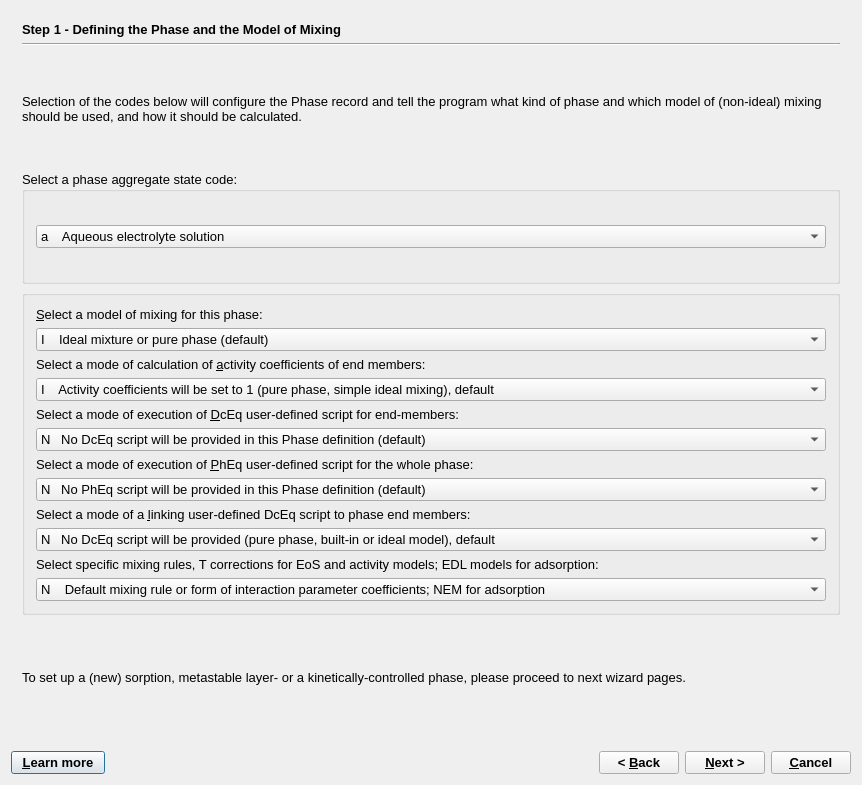
This is GUI/Dialogs4/PhaseWizard4.ui in gemshub/GEMSGUI as Qt 5 draws it before an edit. The edited form follows.
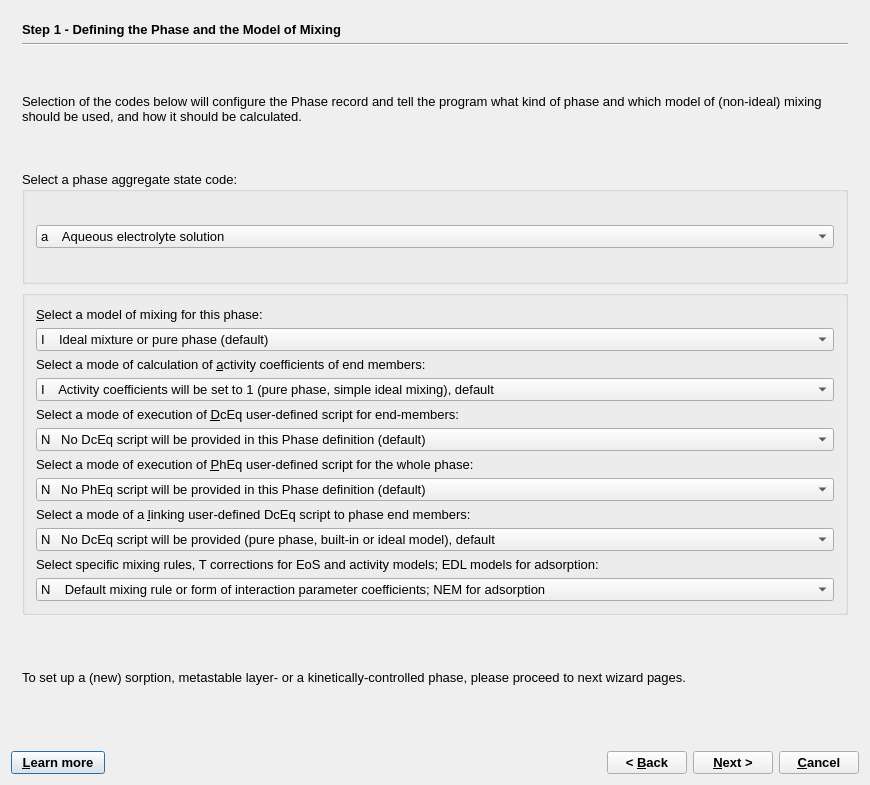
This is the edited form.

What changed in the file:
```diff
--- a/GUI/Dialogs4/PhaseWizard4.ui
+++ b/GUI/Dialogs4/PhaseWizard4.ui
@@ -9,7 +9,7 @@
    <rect>
     <x>0</x>
     <y>0</y>
-    <width>862</width>
+    <width>870</width>
     <height>785</height>
    </rect>
   </property>
```
Left out of the diff: 10 changed lines with no effect on the pictures.
